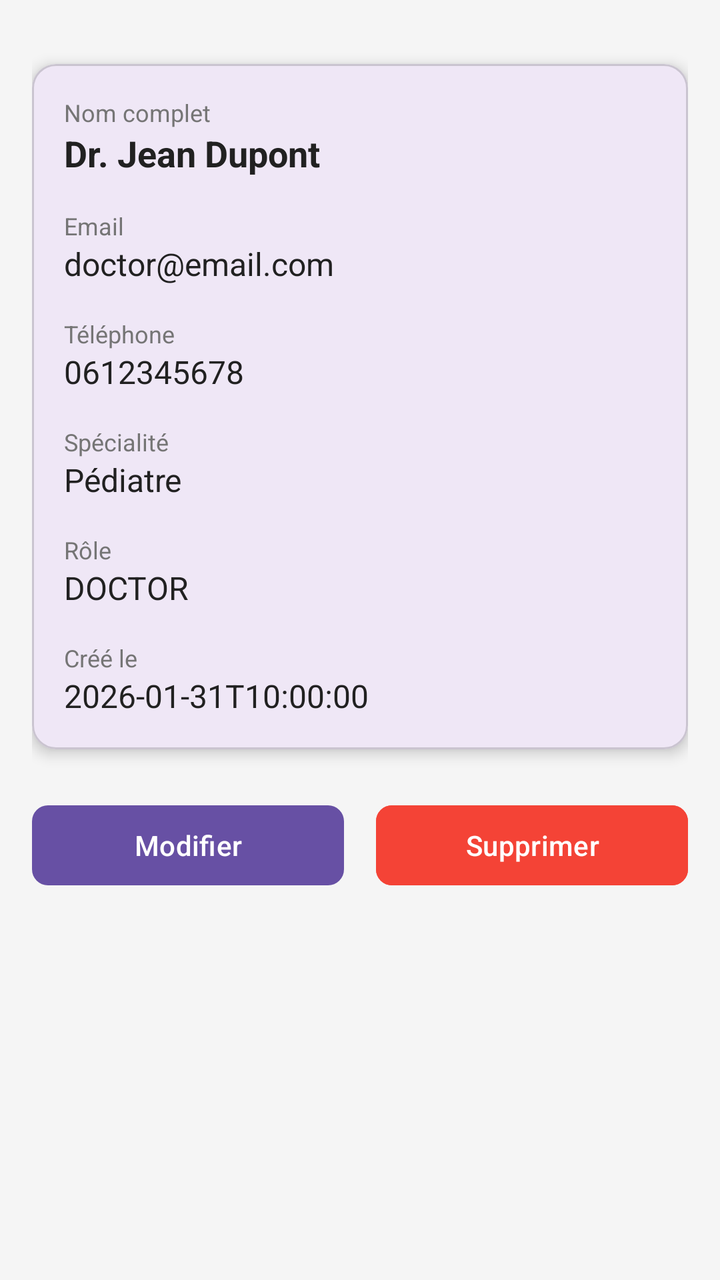
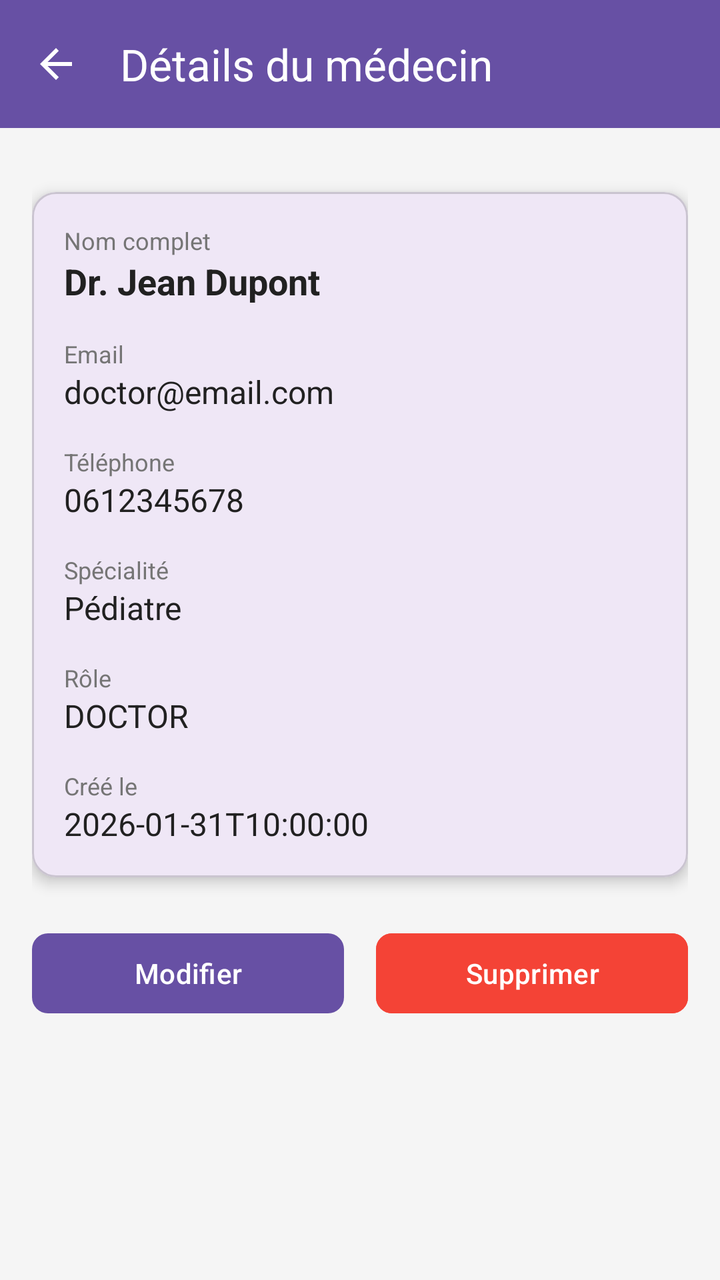

Compare the two renders of this Android layout. The source of the first and the diff that turns it into the second are given below.
<!-- AndroidManifest.xml: application theme Theme.CabinetMedical -->
<!-- res/layout/activity_admin_doctor_details.xml -->
<?xml version="1.0" encoding="utf-8"?>
<ScrollView xmlns:android="http://schemas.android.com/apk/res/android"
    xmlns:app="http://schemas.android.com/apk/res-auto"
    android:layout_width="match_parent"
    android:layout_height="match_parent"
    android:background="#F5F5F5"
    android:fillViewport="true">

    <LinearLayout
        android:layout_width="match_parent"
        android:layout_height="wrap_content"
        android:orientation="vertical"
        android:padding="16dp">

        
        <ProgressBar
            android:id="@+id/progress_bar"
            android:layout_width="wrap_content"
            android:layout_height="wrap_content"
            android:layout_gravity="center"
            android:visibility="gone" />

        
        <TextView
            android:id="@+id/error_message"
            android:layout_width="match_parent"
            android:layout_height="wrap_content"
            android:background="@drawable/error_background"
            android:padding="12dp"
            android:textColor="@color/error"
            android:visibility="gone" />

        
        <com.google.android.material.card.MaterialCardView
            android:layout_width="match_parent"
            android:layout_height="wrap_content"
            android:layout_marginTop="16dp"
            app:cardCornerRadius="12dp"
            app:cardElevation="4dp">

            <LinearLayout
                android:layout_width="match_parent"
                android:layout_height="wrap_content"
                android:orientation="vertical"
                android:padding="16dp">

                
                <TextView
                    android:layout_width="wrap_content"
                    android:layout_height="wrap_content"
                    android:text="Nom complet"
                    android:textColor="@color/text_secondary"
                    android:textSize="12sp" />

                <TextView
                    android:id="@+id/doctor_name"
                    android:layout_width="wrap_content"
                    android:layout_height="wrap_content"
                    android:text="Dr. Jean Dupont"
                    android:textColor="@color/text_primary"
                    android:textSize="18sp"
                    android:textStyle="bold"
                    android:layout_marginBottom="16dp" />

                
                <TextView
                    android:layout_width="wrap_content"
                    android:layout_height="wrap_content"
                    android:text="Email"
                    android:textColor="@color/text_secondary"
                    android:textSize="12sp" />

                <TextView
                    android:id="@+id/doctor_email"
                    android:layout_width="wrap_content"
                    android:layout_height="wrap_content"
                    android:text="doctor@email.com"
                    android:textColor="@color/text_primary"
                    android:textSize="16sp"
                    android:layout_marginBottom="16dp" />

                
                <TextView
                    android:layout_width="wrap_content"
                    android:layout_height="wrap_content"
                    android:text="Téléphone"
                    android:textColor="@color/text_secondary"
                    android:textSize="12sp" />

                <TextView
                    android:id="@+id/doctor_phone"
                    android:layout_width="wrap_content"
                    android:layout_height="wrap_content"
                    android:text="0612345678"
                    android:textColor="@color/text_primary"
                    android:textSize="16sp"
                    android:layout_marginBottom="16dp" />

                
                <TextView
                    android:layout_width="wrap_content"
                    android:layout_height="wrap_content"
                    android:text="Spécialité"
                    android:textColor="@color/text_secondary"
                    android:textSize="12sp" />

                <TextView
                    android:id="@+id/doctor_specialty"
                    android:layout_width="wrap_content"
                    android:layout_height="wrap_content"
                    android:text="Pédiatre"
                    android:textColor="@color/text_primary"
                    android:textSize="16sp"
                    android:layout_marginBottom="16dp" />

                
                <TextView
                    android:layout_width="wrap_content"
                    android:layout_height="wrap_content"
                    android:text="Rôle"
                    android:textColor="@color/text_secondary"
                    android:textSize="12sp" />

                <TextView
                    android:id="@+id/doctor_role"
                    android:layout_width="wrap_content"
                    android:layout_height="wrap_content"
                    android:text="DOCTOR"
                    android:textColor="@color/text_primary"
                    android:textSize="16sp"
                    android:layout_marginBottom="16dp" />

                
                <TextView
                    android:layout_width="wrap_content"
                    android:layout_height="wrap_content"
                    android:text="Créé le"
                    android:textColor="@color/text_secondary"
                    android:textSize="12sp" />

                <TextView
                    android:id="@+id/doctor_created_at"
                    android:layout_width="wrap_content"
                    android:layout_height="wrap_content"
                    android:text="2026-01-31T10:00:00"
                    android:textColor="@color/text_primary"
                    android:textSize="16sp" />

            </LinearLayout>

        </com.google.android.material.card.MaterialCardView>

        
        <LinearLayout
            android:layout_width="match_parent"
            android:layout_height="wrap_content"
            android:orientation="horizontal"
            android:layout_marginTop="24dp"
            android:gravity="center">

            
            <com.google.android.material.button.MaterialButton
                android:id="@+id/button_edit"
                android:layout_width="0dp"
                android:layout_height="wrap_content"
                android:layout_weight="1"
                android:text="Modifier"
                android:textColor="@color/white"
                app:cornerRadius="8dp"
                android:layout_marginEnd="8dp" />

            
            <com.google.android.material.button.MaterialButton
                android:id="@+id/button_delete"
                android:layout_width="0dp"
                android:layout_height="wrap_content"
                android:layout_weight="1"
                android:text="Supprimer"
                android:textColor="@color/white"
                android:backgroundTint="@color/error"
                app:cornerRadius="8dp"
                android:layout_marginStart="8dp" />

        </LinearLayout>

    </LinearLayout>

</ScrollView>
<!-- resources referenced by this layout -->
<resources>
  <color name="error">#F44336</color>
  <color name="text_primary">#212121</color>
  <color name="text_secondary">#757575</color>
  <color name="white">#FFFFFFFF</color>
  <!-- drawable error_background (drawable) -->
  <?xml version="1.0" encoding="utf-8"?>
  <shape xmlns:android="http://schemas.android.com/apk/res/android"
      android:shape="rectangle">
      <solid android:color="#FFEBEE" />
      <corners android:radius="8dp" />
      <stroke
          android:width="1dp"
          android:color="#F44336" />
  </shape>
  <style name="Theme.CabinetMedical" parent="Base.Theme.CabinetMedical" />
  <style name="Base.Theme.CabinetMedical" parent="Theme.Material3.DayNight.NoActionBar">
          
          
      </style>
</resources>

<!-- the commit's change to res/layout/activity_admin_doctor_details.xml (unified diff, before → after) -->
@@ -1,10 +1,27 @@
 <?xml version="1.0" encoding="utf-8"?>
-<ScrollView xmlns:android="http://schemas.android.com/apk/res/android"
+<LinearLayout xmlns:android="http://schemas.android.com/apk/res/android"
     xmlns:app="http://schemas.android.com/apk/res-auto"
     android:layout_width="match_parent"
     android:layout_height="match_parent"
-    android:background="#F5F5F5"
-    android:fillViewport="true">
+    android:orientation="vertical">
+
+    
+    <com.google.android.material.appbar.MaterialToolbar
+        android:id="@+id/toolbar"
+        android:layout_width="match_parent"
+        android:layout_height="?attr/actionBarSize"
+        android:background="?attr/colorPrimary"
+        app:title="Détails du médecin"
+        app:titleTextColor="@android:color/white"
+        app:navigationIcon="?attr/homeAsUpIndicator"
+        app:navigationIconTint="@android:color/white" />
+
+    <ScrollView
+        android:layout_width="match_parent"
+        android:layout_height="0dp"
+        android:layout_weight="1"
+        android:background="#F5F5F5"
+        android:fillViewport="true">
 
     <LinearLayout
         android:layout_width="match_parent"
@@ -185,4 +202,6 @@
 
     </LinearLayout>
 
-</ScrollView>
+    </ScrollView>
+
+</LinearLayout>
